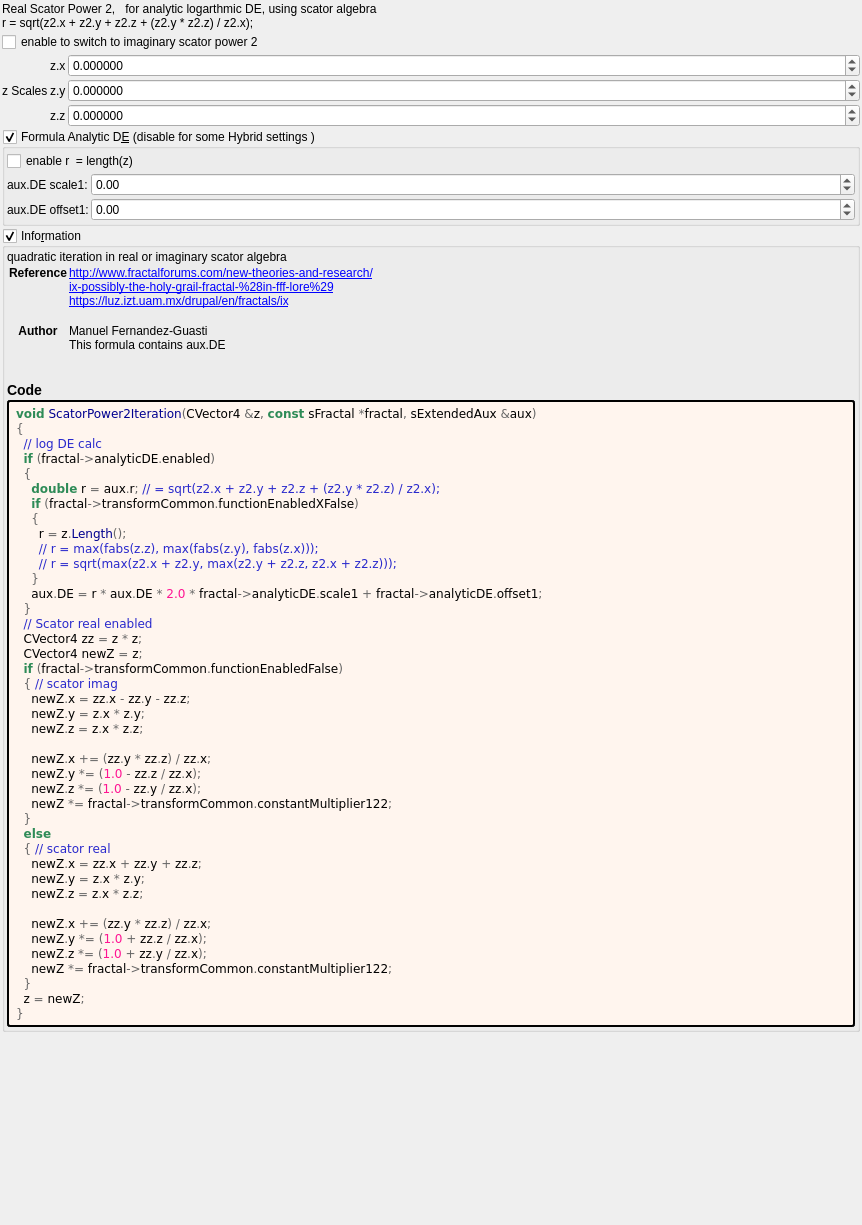
First picture: the form in mandelbulber2/formula/ui/scator_power2.ui, repository buddhi1980/mandelbulber2, before the edit.
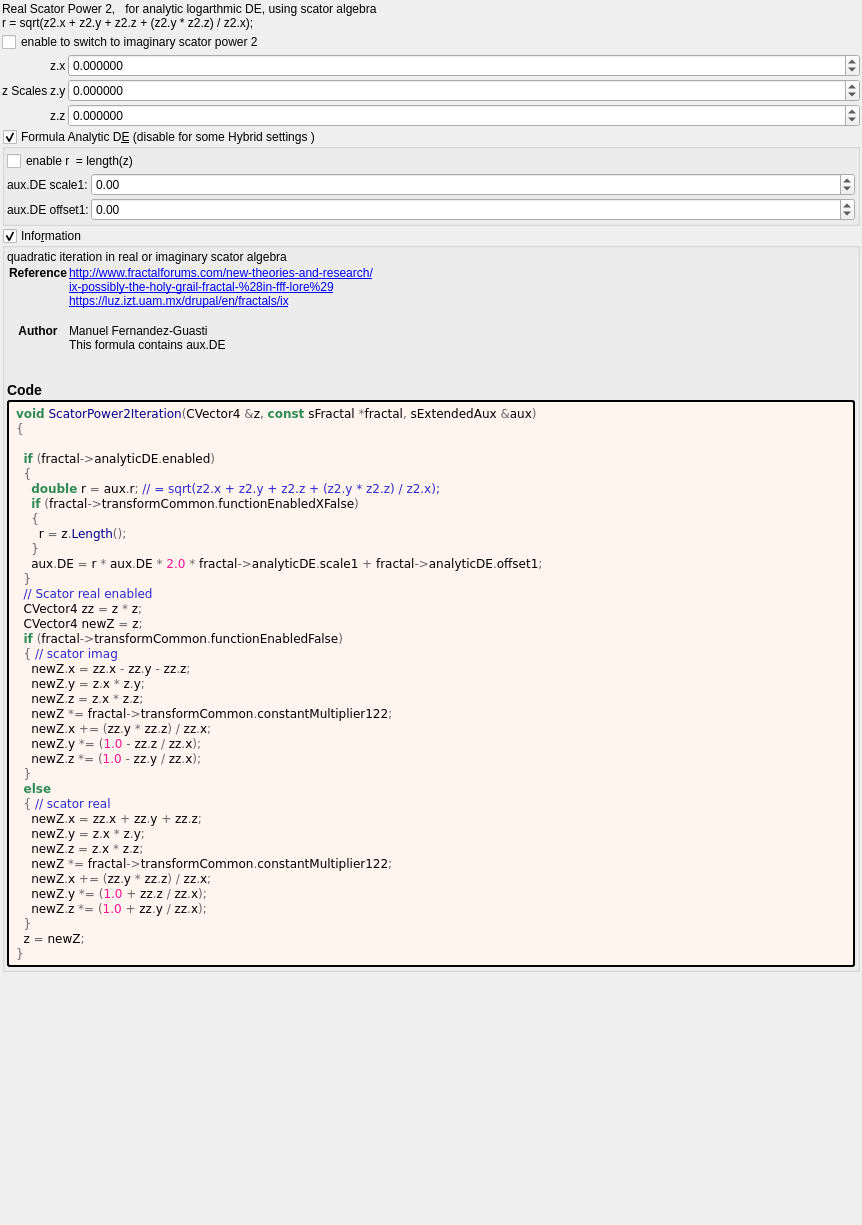
Second picture: the form after the edit. Custom widgets are drawn as their Qt base class.

Commit message: Corrected calculation of r in OpenCL ComputeFractal for scator formulas Applied PopulateUI populateUiInformation.php script to update .cl files

What changed in the file:
```diff
--- a/mandelbulber2/formula/ui/scator_power2.ui
+++ b/mandelbulber2/formula/ui/scator_power2.ui
@@ -338,15 +338,13 @@
          <string notr="true">&lt;body style=&quot;background-color:#fff5ee&quot;&gt;
 &lt;pre style=&quot;color:#000000; background-color:#fff5ee;  font-family:'Courier New',monospace;&quot;&gt;&lt;span style=&quot;color:#2e8b57; font-weight:bold&quot;&gt;void&lt;/span&gt; &lt;span style=&quot;color:#00008f&quot;&gt;ScatorPower2Iteration&lt;/span&gt;&lt;span style=&quot;color:#676767&quot;&gt;(&lt;/span&gt;CVector4 &lt;span style=&quot;color:#676767&quot;&gt;&amp;amp;&lt;/span&gt;z&lt;span style=&quot;color:#676767&quot;&gt;,&lt;/span&gt; &lt;span style=&quot;color:#2e8b57; font-weight:bold&quot;&gt;const&lt;/span&gt; sFractal &lt;span style=&quot;color:#676767&quot;&gt;*&lt;/span&gt;fractal&lt;span style=&quot;color:#676767&quot;&gt;,&lt;/span&gt; sExtendedAux &lt;span style=&quot;color:#676767&quot;&gt;&amp;amp;&lt;/span&gt;aux&lt;span style=&quot;color:#676767&quot;&gt;)&lt;/span&gt;
 &lt;span style=&quot;color:#676767&quot;&gt;{&lt;/span&gt;
-  &lt;span style=&quot;color:#2929cc&quot;&gt;// log DE calc&lt;/span&gt;
+
   &lt;span style=&quot;color:#2e8b57; font-weight:bold&quot;&gt;if&lt;/span&gt; &lt;span style=&quot;color:#676767&quot;&gt;(&lt;/span&gt;fractal&lt;span style=&quot;color:#676767&quot;&gt;-&amp;gt;&lt;/span&gt;analyticDE&lt;span style=&quot;color:#676767&quot;&gt;.&lt;/span&gt;enabled&lt;span style=&quot;color:#676767&quot;&gt;)&lt;/span&gt;
   &lt;span style=&quot;color:#676767&quot;&gt;{&lt;/span&gt;
     &lt;span style=&quot;color:#2e8b57; font-weight:bold&quot;&gt;double&lt;/span&gt; r &lt;span style=&quot;color:#676767&quot;&gt;=&lt;/span&gt; aux&lt;span style=&quot;color:#676767&quot;&gt;.&lt;/span&gt;r&lt;span style=&quot;color:#676767&quot;&gt;;&lt;/span&gt; &lt;span style=&quot;color:#2929cc&quot;&gt;// = sqrt(z2.x + z2.y + z2.z + (z2.y * z2.z) / z2.x);&lt;/span&gt;
     &lt;span style=&quot;color:#2e8b57; font-weight:bold&quot;&gt;if&lt;/span&gt; &lt;span style=&quot;color:#676767&quot;&gt;(&lt;/span&gt;fractal&lt;span style=&quot;color:#676767&quot;&gt;-&amp;gt;&lt;/span&gt;transformCommon&lt;span style=&quot;color:#676767&quot;&gt;.&lt;/span&gt;functionEnabledXFalse&lt;span style=&quot;color:#676767&quot;&gt;)&lt;/span&gt;
     &lt;span style=&quot;color:#676767&quot;&gt;{&lt;/span&gt;
       r &lt;span style=&quot;color:#676767&quot;&gt;=&lt;/span&gt; z&lt;span style=&quot;color:#676767&quot;&gt;.&lt;/span&gt;&lt;span style=&quot;color:#00008f&quot;&gt;Length&lt;/span&gt;&lt;span style=&quot;color:#676767&quot;&gt;();&lt;/span&gt;
-      &lt;span style=&quot;color:#2929cc&quot;&gt;// r = max(fabs(z.z), max(fabs(z.y), fabs(z.x)));&lt;/span&gt;
-      &lt;span style=&quot;color:#2929cc&quot;&gt;// r = sqrt(max(z2.x + z2.y, max(z2.y + z2.z, z2.x + z2.z)));&lt;/span&gt;
     &lt;span style=&quot;color:#676767&quot;&gt;}&lt;/span&gt;
     aux&lt;span style=&quot;color:#676767&quot;&gt;.&lt;/span&gt;DE &lt;span style=&quot;color:#676767&quot;&gt;=&lt;/span&gt; r &lt;span style=&quot;color:#676767&quot;&gt;*&lt;/span&gt; aux&lt;span style=&quot;color:#676767&quot;&gt;.&lt;/span&gt;DE &lt;span style=&quot;color:#676767&quot;&gt;*&lt;/span&gt; &lt;span style=&quot;color:#ff1493&quot;&gt;2.0&lt;/span&gt; &lt;span style=&quot;color:#676767&quot;&gt;*&lt;/span&gt; fractal&lt;span style=&quot;color:#676767&quot;&gt;-&amp;gt;&lt;/span&gt;analyticDE&lt;span style=&quot;color:#676767&quot;&gt;.&lt;/span&gt;scale1 &lt;span style=&quot;color:#676767&quot;&gt;+&lt;/span&gt; fractal&lt;span style=&quot;color:#676767&quot;&gt;-&amp;gt;&lt;/span&gt;analyticDE&lt;span style=&quot;color:#676767&quot;&gt;.&lt;/span&gt;offset1&lt;span style=&quot;color:#676767&quot;&gt;;&lt;/span&gt;
   &lt;span style=&quot;color:#676767&quot;&gt;}&lt;/span&gt;
@@ -358,22 +356,20 @@
     newZ&lt;span style=&quot;color:#676767&quot;&gt;.&lt;/span&gt;x &lt;span style=&quot;color:#676767&quot;&gt;=&lt;/span&gt; zz&lt;span style=&quot;color:#676767&quot;&gt;.&lt;/span&gt;x &lt;span style=&quot;color:#676767&quot;&gt;-&lt;/span&gt; zz&lt;span style=&quot;color:#676767&quot;&gt;.&lt;/span&gt;y &lt;span style=&quot;color:#676767&quot;&gt;-&lt;/span&gt; zz&lt;span style=&quot;color:#676767&quot;&gt;.&lt;/span&gt;z&lt;span style=&quot;color:#676767&quot;&gt;;&lt;/span&gt;
     newZ&lt;span style=&quot;color:#676767&quot;&gt;.&lt;/span&gt;y &lt;span style=&quot;color:#676767&quot;&gt;=&lt;/span&gt; z&lt;span style=&quot;color:#676767&quot;&gt;.&lt;/span&gt;x &lt;span style=&quot;color:#676767&quot;&gt;*&lt;/span&gt; z&lt;span style=&quot;color:#676767&quot;&gt;.&lt;/span&gt;y&lt;span style=&quot;color:#676767&quot;&gt;;&lt;/span&gt;
     newZ&lt;span style=&quot;color:#676767&quot;&gt;.&lt;/span&gt;z &lt;span style=&quot;color:#676767&quot;&gt;=&lt;/span&gt; z&lt;span style=&quot;color:#676767&quot;&gt;.&lt;/span&gt;x &lt;span style=&quot;color:#676767&quot;&gt;*&lt;/span&gt; z&lt;span style=&quot;color:#676767&quot;&gt;.&lt;/span&gt;z&lt;span style=&quot;color:#676767&quot;&gt;;&lt;/span&gt;
-
+    newZ &lt;span style=&quot;color:#676767&quot;&gt;*=&lt;/span&gt; fractal&lt;span style=&quot;color:#676767&quot;&gt;-&amp;gt;&lt;/span&gt;transformCommon&lt;span style=&quot;color:#676767&quot;&gt;.&lt;/span&gt;constantMultiplier122&lt;span style=&quot;color:#676767&quot;&gt;;&lt;/span&gt;
     newZ&lt;span style=&quot;color:#676767&quot;&gt;.&lt;/span&gt;x &lt;span style=&quot;color:#676767&quot;&gt;+= (&lt;/span&gt;zz&lt;span style=&quot;color:#676767&quot;&gt;.&lt;/span&gt;y &lt;span style=&quot;color:#676767&quot;&gt;*&lt;/span&gt; zz&lt;span style=&quot;color:#676767&quot;&gt;.&lt;/span&gt;z&lt;span style=&quot;color:#676767&quot;&gt;) /&lt;/span&gt; zz&lt;span style=&quot;color:#676767&quot;&gt;.&lt;/span&gt;x&lt;span style=&quot;color:#676767&quot;&gt;;&lt;/span&gt;
     newZ&lt;span style=&quot;color:#676767&quot;&gt;.&lt;/span&gt;y &lt;span style=&quot;color:#676767&quot;&gt;*= (&lt;/span&gt;&lt;span style=&quot;color:#ff1493&quot;&gt;1.0&lt;/span&gt; &lt;span style=&quot;color:#676767&quot;&gt;-&lt;/span&gt; zz&lt;span style=&quot;color:#676767&quot;&gt;.&lt;/span&gt;z &lt;span style=&quot;color:#676767&quot;&gt;/&lt;/span&gt; zz&lt;span style=&quot;color:#676767&quot;&gt;.&lt;/span&gt;x&lt;span style=&quot;color:#676767&quot;&gt;);&lt;/span&gt;
     newZ&lt;span style=&quot;color:#676767&quot;&gt;.&lt;/span&gt;z &lt;span style=&quot;color:#676767&quot;&gt;*= (&lt;/span&gt;&lt;span style=&quot;color:#ff1493&quot;&gt;1.0&lt;/span&gt; &lt;span style=&quot;color:#676767&quot;&gt;-&lt;/span&gt; zz&lt;span style=&quot;color:#676767&quot;&gt;.&lt;/span&gt;y &lt;span style=&quot;color:#676767&quot;&gt;/&lt;/span&gt; zz&lt;span style=&quot;color:#676767&quot;&gt;.&lt;/span&gt;x&lt;span style=&quot;color:#676767&quot;&gt;);&lt;/span&gt;
-    newZ &lt;span style=&quot;color:#676767&quot;&gt;*=&lt;/span&gt; fractal&lt;span style=&quot;color:#676767&quot;&gt;-&amp;gt;&lt;/span&gt;transformCommon&lt;span style=&quot;color:#676767&quot;&gt;.&lt;/span&gt;constantMultiplier122&lt;span style=&quot;color:#676767&quot;&gt;;&lt;/span&gt;
   &lt;span style=&quot;color:#676767&quot;&gt;}&lt;/span&gt;
   &lt;span style=&quot;color:#2e8b57; font-weight:bold&quot;&gt;else&lt;/span&gt;
   &lt;span style=&quot;color:#676767&quot;&gt;{&lt;/span&gt; &lt;span style=&quot;color:#2929cc&quot;&gt;// scator real&lt;/span&gt;
     newZ&lt;span style=&quot;color:#676767&quot;&gt;.&lt;/span&gt;x &lt;span style=&quot;color:#676767&quot;&gt;=&lt;/span&gt; zz&lt;span style=&quot;color:#676767&quot;&gt;.&lt;/span&gt;x &lt;span style=&quot;color:#676767&quot;&gt;+&lt;/span&gt; zz&lt;span style=&quot;color:#676767&quot;&gt;.&lt;/span&gt;y &lt;span style=&quot;color:#676767&quot;&gt;+&lt;/span&gt; zz&lt;span style=&quot;color:#676767&quot;&gt;.&lt;/span&gt;z&lt;span style=&quot;color:#676767&quot;&gt;;&lt;/span&gt;
     newZ&lt;span style=&quot;color:#676767&quot;&gt;.&lt;/span&gt;y &lt;span style=&quot;color:#676767&quot;&gt;=&lt;/span&gt; z&lt;span style=&quot;color:#676767&quot;&gt;.&lt;/span&gt;x &lt;span style=&quot;color:#676767&quot;&gt;*&lt;/span&gt; z&lt;span style=&quot;color:#676767&quot;&gt;.&lt;/span&gt;y&lt;span style=&quot;color:#676767&quot;&gt;;&lt;/span&gt;
     newZ&lt;span style=&quot;color:#676767&quot;&gt;.&lt;/span&gt;z &lt;span style=&quot;color:#676767&quot;&gt;=&lt;/span&gt; z&lt;span style=&quot;color:#676767&quot;&gt;.&lt;/span&gt;x &lt;span style=&quot;color:#676767&quot;&gt;*&lt;/span&gt; z&lt;span style=&quot;color:#676767&quot;&gt;.&lt;/span&gt;z&lt;span style=&quot;color:#676767&quot;&gt;;&lt;/span&gt;
-
+    newZ &lt;span style=&quot;color:#676767&quot;&gt;*=&lt;/span&gt; fractal&lt;span style=&quot;color:#676767&quot;&gt;-&amp;gt;&lt;/span&gt;transformCommon&lt;span style=&quot;color:#676767&quot;&gt;.&lt;/span&gt;constantMultiplier122&lt;span style=&quot;color:#676767&quot;&gt;;&lt;/span&gt;
     newZ&lt;span style=&quot;color:#676767&quot;&gt;.&lt;/span&gt;x &lt;span style=&quot;color:#676767&quot;&gt;+= (&lt;/span&gt;zz&lt;span style=&quot;color:#676767&quot;&gt;.&lt;/span&gt;y &lt;span style=&quot;color:#676767&quot;&gt;*&lt;/span&gt; zz&lt;span style=&quot;color:#676767&quot;&gt;.&lt;/span&gt;z&lt;span style=&quot;color:#676767&quot;&gt;) /&lt;/span&gt; zz&lt;span style=&quot;color:#676767&quot;&gt;.&lt;/span&gt;x&lt;span style=&quot;color:#676767&quot;&gt;;&lt;/span&gt;
     newZ&lt;span style=&quot;color:#676767&quot;&gt;.&lt;/span&gt;y &lt;span style=&quot;color:#676767&quot;&gt;*= (&lt;/span&gt;&lt;span style=&quot;color:#ff1493&quot;&gt;1.0&lt;/span&gt; &lt;span style=&quot;color:#676767&quot;&gt;+&lt;/span&gt; zz&lt;span style=&quot;color:#676767&quot;&gt;.&lt;/span&gt;z &lt;span style=&quot;color:#676767&quot;&gt;/&lt;/span&gt; zz&lt;span style=&quot;color:#676767&quot;&gt;.&lt;/span&gt;x&lt;span style=&quot;color:#676767&quot;&gt;);&lt;/span&gt;
     newZ&lt;span style=&quot;color:#676767&quot;&gt;.&lt;/span&gt;z &lt;span style=&quot;color:#676767&quot;&gt;*= (&lt;/span&gt;&lt;span style=&quot;color:#ff1493&quot;&gt;1.0&lt;/span&gt; &lt;span style=&quot;color:#676767&quot;&gt;+&lt;/span&gt; zz&lt;span style=&quot;color:#676767&quot;&gt;.&lt;/span&gt;y &lt;span style=&quot;color:#676767&quot;&gt;/&lt;/span&gt; zz&lt;span style=&quot;color:#676767&quot;&gt;.&lt;/span&gt;x&lt;span style=&quot;color:#676767&quot;&gt;);&lt;/span&gt;
-    newZ &lt;span style=&quot;color:#676767&quot;&gt;*=&lt;/span&gt; fractal&lt;span style=&quot;color:#676767&quot;&gt;-&amp;gt;&lt;/span&gt;transformCommon&lt;span style=&quot;color:#676767&quot;&gt;.&lt;/span&gt;constantMultiplier122&lt;span style=&quot;color:#676767&quot;&gt;;&lt;/span&gt;
   &lt;span style=&quot;color:#676767&quot;&gt;}&lt;/span&gt;
   z &lt;span style=&quot;color:#676767&quot;&gt;=&lt;/span&gt; newZ&lt;span style=&quot;color:#676767&quot;&gt;;&lt;/span&gt;
 &lt;span style=&quot;color:#676767&quot;&gt;}&lt;/span&gt;
```
Left out of the diff: 2 changed lines with no effect on the pictures. The commit also changes 44 other files.
